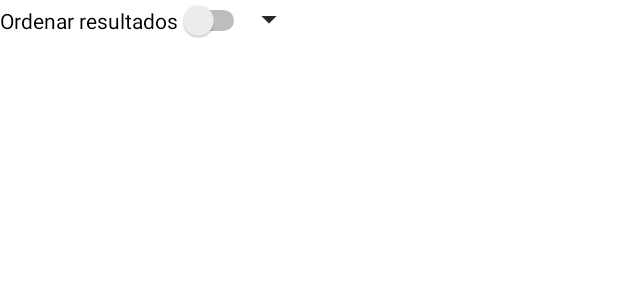
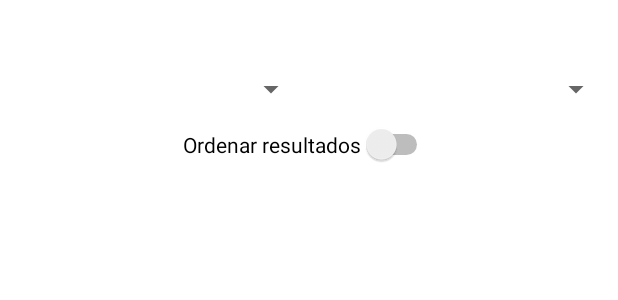
Before and after one commit to RepositoriosPracticas/littleFifaAndroid, an Android app: the layout fragment_jornada.xml on its own in the app's theme, with its tools: preview values and no code run, on a phone screen of 412 x 824 dp. Shown: the top 300 px of the screen. Run offline under Robolectric (Android 15) with nearby library versions, the phone set to English and light mode, and no system bars.

Commit message:
Añadidos los constrains a la pantalla

```diff
--- a/app/src/main/res/layout/fragment_jornada.xml
+++ b/app/src/main/res/layout/fragment_jornada.xml
@@ -10,28 +10,50 @@
         android:id="@+id/spinTemporada"
         android:layout_width="203dp"
         android:layout_height="26dp"
-        tools:layout_editor_absoluteX="1dp"
-        tools:layout_editor_absoluteY="0dp" />
+        android:layout_marginStart="1dp"
+        android:layout_marginEnd="207dp"
+        android:layout_marginBottom="705dp"
+        app:layout_constraintBottom_toBottomOf="parent"
+        app:layout_constraintEnd_toEndOf="parent"
+        app:layout_constraintStart_toStartOf="parent"
+        app:layout_constraintTop_toTopOf="parent" />
 
     <Spinner
         android:id="@+id/spinCategoria"
         android:layout_width="203dp"
         android:layout_height="26dp"
-        tools:layout_editor_absoluteX="204dp"
-        tools:layout_editor_absoluteY="0dp" />
+        android:layout_marginStart="204dp"
+        android:layout_marginEnd="4dp"
+        android:layout_marginBottom="705dp"
+        app:layout_constraintBottom_toBottomOf="parent"
+        app:layout_constraintEnd_toEndOf="parent"
+        app:layout_constraintStart_toStartOf="parent"
+        app:layout_constraintTop_toTopOf="parent" />
 
     <Switch
         android:id="@+id/swResultados"
         android:layout_width="wrap_content"
         android:layout_height="wrap_content"
+        android:layout_marginStart="122dp"
+        android:layout_marginTop="36dp"
+        android:layout_marginEnd="123dp"
+        android:layout_marginBottom="668dp"
         android:text="Ordenar resultados"
-        tools:layout_editor_absoluteX="122dp"
-        tools:layout_editor_absoluteY="36dp" />
+        app:layout_constraintBottom_toBottomOf="parent"
+        app:layout_constraintEnd_toEndOf="parent"
+        app:layout_constraintStart_toStartOf="parent"
+        app:layout_constraintTop_toTopOf="parent" />
 
     <androidx.recyclerview.widget.RecyclerView
         android:layout_width="409dp"
         android:layout_height="666dp"
-        tools:layout_editor_absoluteX="1dp"
-        tools:layout_editor_absoluteY="64dp" />
+        android:layout_marginStart="1dp"
+        android:layout_marginTop="64dp"
+        android:layout_marginEnd="1dp"
+        android:layout_marginBottom="1dp"
+        app:layout_constraintBottom_toBottomOf="parent"
+        app:layout_constraintEnd_toEndOf="parent"
+        app:layout_constraintStart_toStartOf="parent"
+        app:layout_constraintTop_toTopOf="parent" />
 
 </androidx.constraintlayout.widget.ConstraintLayout>
```
